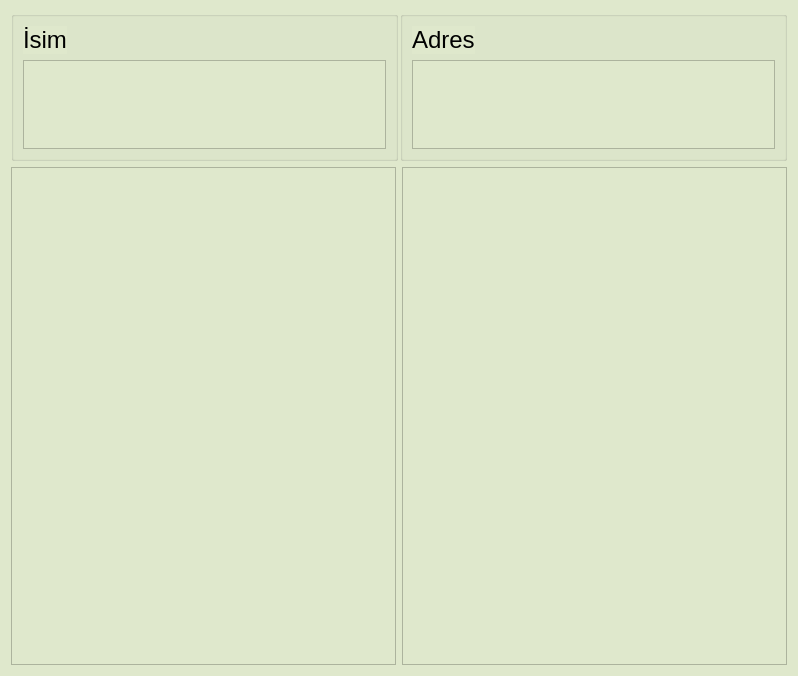
Qt form src/informationmusteridialog.ui (yunusemrecinar/QT5-cihaz-kimlik-teknik-servis) before a commit.
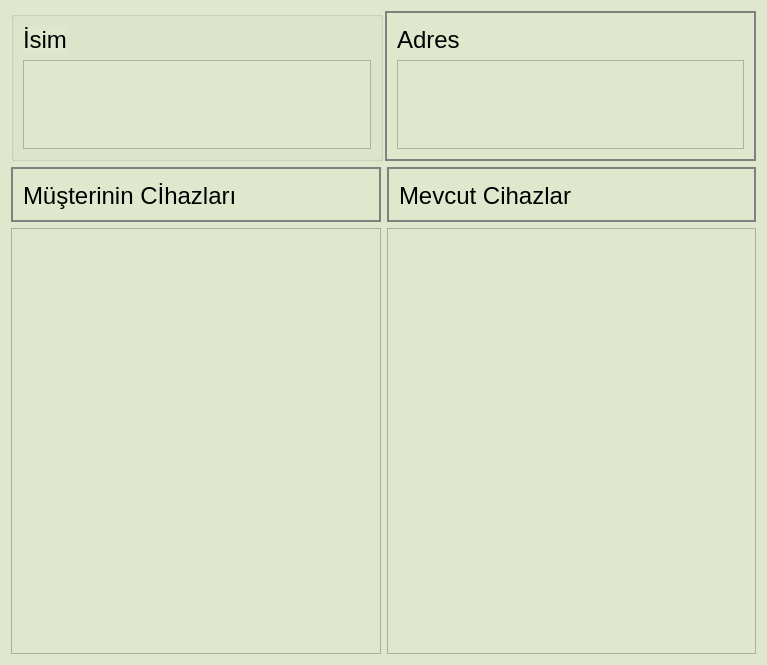
The same form after that commit.

```diff
--- a/src/informationmusteridialog.ui
+++ b/src/informationmusteridialog.ui
@@ -6,8 +6,8 @@
    <rect>
     <x>0</x>
     <y>0</y>
-    <width>798</width>
-    <height>676</height>
+    <width>767</width>
+    <height>665</height>
    </rect>
   </property>
   <property name="windowTitle">
@@ -95,6 +95,11 @@
            <height>150</height>
           </size>
          </property>
+         <property name="styleSheet">
+          <string notr="true">QGroupBox {
+border:2px solid grey;
+}</string>
+         </property>
          <layout class="QVBoxLayout" name="verticalLayout_3">
           <property name="bottomMargin">
            <number>9</number>
@@ -149,6 +154,64 @@
        </item>
       </layout>
      </item>
+     <item>
+      <layout class="QHBoxLayout" name="horizontalLayout_5">
+       <item>
+        <widget class="QGroupBox" name="horizontalGroupBox">
+         <property name="styleSheet">
+          <string notr="true">QGroupBox {
+border:2px solid grey;
+}</string>
+         </property>
+         <layout class="QHBoxLayout" name="horizontalLayout_4">
+          <item>
+           <widget class="QLabel" name="cihazMusteri">
+            <property name="font">
+             <font>
+              <pointsize>18</pointsize>
+             </font>
+            </property>
+            <property name="styleSheet">
+             <string notr="true">QGroupBox {
+border:2px solid grey;
+}</string>
+            </property>
+            <property name="text">
+             <string>Müşterinin Cİhazları</string>
+            </property>
+           </widget>
+          </item>
+         </layout>
+        </widget>
+       </item>
+       <item>
+        <widget class="QGroupBox" name="horizontalGroupBox">
+         <property name="styleSheet">
+          <string notr="true">QGroupBox {
+border:2px solid grey;
+}</string>
+         </property>
+         <layout class="QHBoxLayout" name="horizontalLayout_3">
+          <item>
+           <widget class="QLabel" name="cihazGenel">
+            <property name="font">
+             <font>
+              <pointsize>18</pointsize>
+             </font>
+            </property>
+            <property name="styleSheet">
+             <string notr="true"/>
+            </property>
+            <property name="text">
+             <string>Mevcut Cihazlar</string>
+            </property>
+           </widget>
+          </item>
+         </layout>
+        </widget>
+       </item>
+      </layout>
+     </item>
      <item>
       <layout class="QHBoxLayout" name="horizontalLayout_2">
        <item>
```
